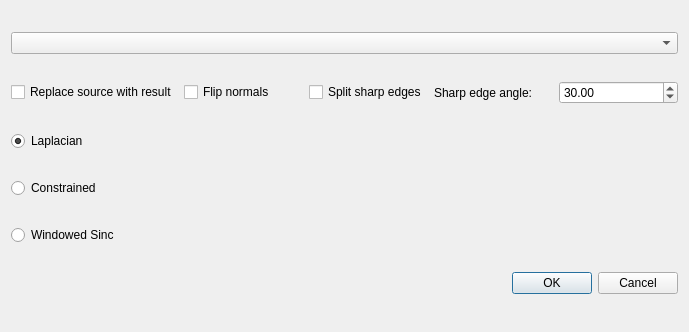
Before: the Qt Designer form forms/smoothdlg.ui in RasmusRPaulsen/Sumatra, drawn with Qt 5.
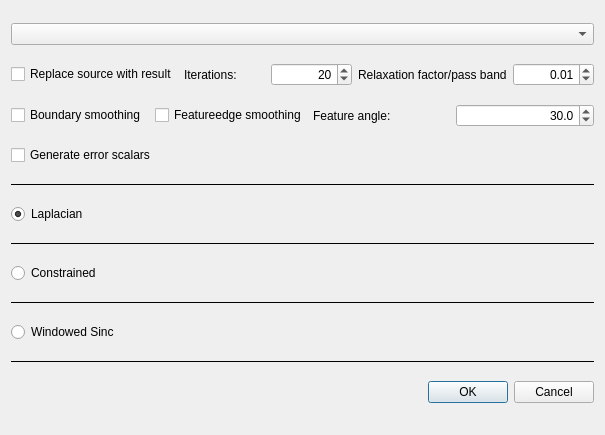
After: the same form once the commit is applied.

Commit message: added smooth dlg

```diff
--- a/forms/smoothdlg.ui
+++ b/forms/smoothdlg.ui
@@ -6,8 +6,8 @@
    <rect>
     <x>0</x>
     <y>0</y>
-    <width>689</width>
-    <height>332</height>
+    <width>605</width>
+    <height>435</height>
    </rect>
   </property>
   <property name="windowTitle">
@@ -26,31 +26,84 @@
        </property>
       </widget>
      </item>
-     <item>
-      <widget class="QCheckBox" name="FlipNormalsChk">
-       <property name="text">
-        <string>Flip normals</string>
-       </property>
-      </widget>
-     </item>
-     <item>
-      <widget class="QCheckBox" name="SplitSharpEdgesChk">
-       <property name="text">
-        <string>Split sharp edges</string>
-       </property>
-      </widget>
-     </item>
      <item>
       <widget class="QLabel" name="label">
        <property name="text">
-        <string>Sharp edge angle:</string>
+        <string>Iterations:</string>
        </property>
       </widget>
      </item>
      <item>
-      <widget class="QDoubleSpinBox" name="SharpEdgeAngleSpn">
+      <widget class="QSpinBox" name="iterationsSpn">
+       <property name="alignment">
+        <set>Qt::AlignRight|Qt::AlignTrailing|Qt::AlignVCenter</set>
+       </property>
        <property name="maximum">
-        <double>360.000000000000000</double>
+        <number>500</number>
+       </property>
+       <property name="value">
+        <number>20</number>
+       </property>
+      </widget>
+     </item>
+     <item>
+      <widget class="QLabel" name="label_2">
+       <property name="text">
+        <string>Relaxation factor/pass band</string>
+       </property>
+      </widget>
+     </item>
+     <item>
+      <widget class="QDoubleSpinBox" name="relaxFactorSpn">
+       <property name="alignment">
+        <set>Qt::AlignRight|Qt::AlignTrailing|Qt::AlignVCenter</set>
+       </property>
+       <property name="maximum">
+        <double>1.000000000000000</double>
+       </property>
+       <property name="singleStep">
+        <double>0.010000000000000</double>
+       </property>
+       <property name="value">
+        <double>0.010000000000000</double>
+       </property>
+      </widget>
+     </item>
+    </layout>
+   </item>
+   <item>
+    <layout class="QHBoxLayout" name="horizontalLayout_6">
+     <item>
+      <widget class="QCheckBox" name="boundarySmoothBtn">
+       <property name="text">
+        <string>Boundary smoothing</string>
+       </property>
+      </widget>
+     </item>
+     <item>
+      <widget class="QCheckBox" name="featureedgeSmoothingBtn">
+       <property name="text">
+        <string>Featureedge smoothing</string>
+       </property>
+      </widget>
+     </item>
+     <item>
+      <widget class="QLabel" name="label_3">
+       <property name="text">
+        <string>Feature angle:</string>
+       </property>
+      </widget>
+     </item>
+     <item>
+      <widget class="QDoubleSpinBox" name="featureAngleSpn">
+       <property name="alignment">
+        <set>Qt::AlignRight|Qt::AlignTrailing|Qt::AlignVCenter</set>
+       </property>
+       <property name="decimals">
+        <number>1</number>
+       </property>
+       <property name="maximum">
+        <double>180.000000000000000</double>
        </property>
        <property name="value">
         <double>30.000000000000000</double>
@@ -59,6 +112,27 @@
      </item>
     </layout>
    </item>
+   <item>
+    <layout class="QHBoxLayout" name="horizontalLayout_7">
+     <item>
+      <widget class="QCheckBox" name="errorScalarsBtn">
+       <property name="text">
+        <string>Generate error scalars</string>
+       </property>
+      </widget>
+     </item>
+    </layout>
+   </item>
+   <item>
+    <widget class="Line" name="line_3">
+     <property name="frameShadow">
+      <enum>QFrame::Plain</enum>
+     </property>
+     <property name="orientation">
+      <enum>Qt::Horizontal</enum>
+     </property>
+    </widget>
+   </item>
    <item>
     <layout class="QHBoxLayout" name="horizontalLayout_2">
      <property name="leftMargin">
@@ -76,6 +150,16 @@
      </item>
     </layout>
    </item>
+   <item>
+    <widget class="Line" name="line_2">
+     <property name="frameShadow">
+      <enum>QFrame::Plain</enum>
+     </property>
+     <property name="orientation">
+      <enum>Qt::Horizontal</enum>
+     </property>
+    </widget>
+   </item>
    <item>
     <layout class="QHBoxLayout" name="horizontalLayout_3">
      <item>
@@ -87,6 +171,19 @@
      </item>
     </layout>
    </item>
+   <item>
+    <widget class="Line" name="line">
+     <property name="frameShadow">
+      <enum>QFrame::Plain</enum>
+     </property>
+     <property name="lineWidth">
+      <number>1</number>
+     </property>
+     <property name="orientation">
+      <enum>Qt::Horizontal</enum>
+     </property>
+    </widget>
+   </item>
    <item>
     <layout class="QHBoxLayout" name="horizontalLayout_4">
      <item>
@@ -98,6 +195,16 @@
      </item>
     </layout>
    </item>
+   <item>
+    <widget class="Line" name="line_4">
+     <property name="frameShadow">
+      <enum>QFrame::Plain</enum>
+     </property>
+     <property name="orientation">
+      <enum>Qt::Horizontal</enum>
+     </property>
+    </widget>
+   </item>
    <item>
     <widget class="QDialogButtonBox" name="buttonBox">
      <property name="orientation">
```
